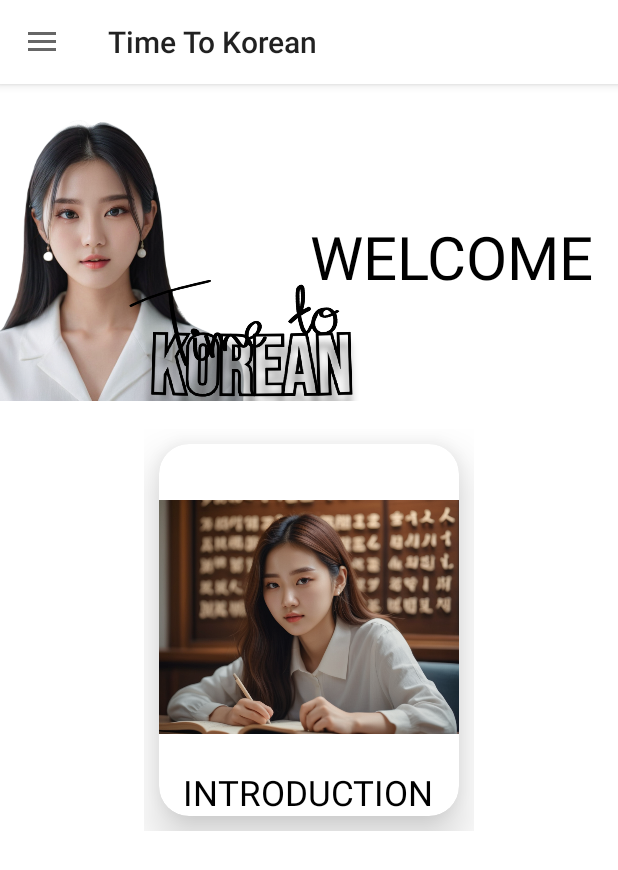
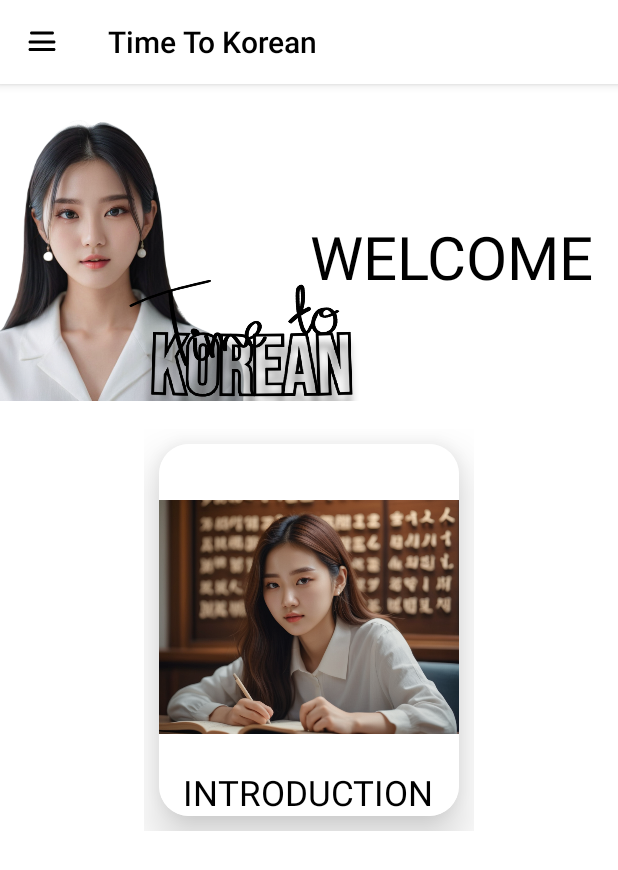
Before and after one commit to sankalpalokuliyanage/learnK, an Android app: the screen it shows after launch once a user with an empty profile is signed in (MainActivity), on a phone screen of 412 x 824 dp. Shown: the top 870 px of the screen. Run offline under Robolectric (Android 15) with nearby library versions, the phone set to English and light mode, and no system bars; our stand-ins replace Firebase (no records; nobody signed in at launch, a user with empty details on screens opened directly).

Commit message:
fix some design errors

```diff
--- a/app/src/main/java/com/example/learnkorean/Activities/MainActivity.java
+++ b/app/src/main/java/com/example/learnkorean/Activities/MainActivity.java
@@ -25,7 +25,7 @@ public class MainActivity extends AppCompatActivity implements NavigationView.On
 
     private DrawerLayout drawerLayout;
 
-    Button logout;
+
     FirebaseAuth firebaseAuth;
 
     @Override
@@ -42,7 +42,23 @@ public class MainActivity extends AppCompatActivity implements NavigationView.On
 
         ActionBarDrawerToggle toggle = new ActionBarDrawerToggle(this, drawerLayout, toolbar, R.string.open_nav, R.string.close_nav);
         drawerLayout.addDrawerListener(toggle);
+        toggle.setDrawerIndicatorEnabled(false);
+        toggle.setHomeAsUpIndicator(R.drawable.custom_hamburger_icon);
+
         toggle.syncState();
+
+        // Set click listener for the custom toggle icon
+        toolbar.setNavigationOnClickListener(new View.OnClickListener() {
+            @Override
+            public void onClick(View v) {
+                // Handle the click event, e.g., toggle the drawer
+                if (drawerLayout.isDrawerOpen(GravityCompat.START)) {
+                    drawerLayout.closeDrawer(GravityCompat.START);
+                } else {
+                    drawerLayout.openDrawer(GravityCompat.START);
+                }
+            }
+        });
 
         if (savedInstanceState == null) {
             getSupportFragmentManager().beginTransaction().replace(R.id.fragment_container, new HomeFragment()).commit();
--- /dev/null
+++ b/app/src/main/res/drawable/custom_hamburger_icon.xml
@@ -0,0 +1,12 @@
+<?xml version="1.0" encoding="utf-8"?>
+<vector xmlns:android="http://schemas.android.com/apk/res/android"
+    android:width="24dp"
+    android:height="24dp"
+    android:viewportWidth="24.0"
+    android:viewportHeight="24.0">
+
+    <path
+        android:fillColor="#000000"
+        android:pathData="M4,18h16c0.55,0 1,-0.45 1,-1s-0.45,-1 -1,-1H4c-0.55,0 -1,0.45 -1,1s0.45,1 1,1zM4,13h16c0.55,0 1,-0.45 1,-1s-0.45,-1 -1,-1H4c-0.55,0 -1,0.45 -1,1s0.45,1 1,1zM4,6c0,-0.55 0.45,-1 1,-1h14c0.55,0 1,0.45 1,1s-0.45,1 -1,1H5c-0.55,0 -1,-0.45 -1,-1z"/>
+
+</vector>
--- a/app/src/main/res/layout/activity_main.xml
+++ b/app/src/main/res/layout/activity_main.xml
@@ -21,6 +21,7 @@
             android:id="@+id/toolbar"
             android:elevation="4dp"
             android:background="@color/white"
+            app:titleTextColor="@color/black"
             android:theme="@style/Theme.AppCompat.DayNight.DarkActionBar"
             android:popupTheme="@style/ThemeOverlay.AppCompat.Light"/>
 
@@ -38,6 +39,7 @@
         android:layout_gravity="start"
         app:headerLayout="@layout/nav_header"
         app:menu="@menu/nav_menu"
+        android:background="@color/white"
         app:itemIconTint="@color/black"
         app:itemTextColor="@color/black"/>
 
--- a/app/src/main/res/layout/fragment_home.xml
+++ b/app/src/main/res/layout/fragment_home.xml
@@ -51,6 +51,7 @@
                 android:layout_width="wrap_content"
                 android:layout_height="wrap_content"
                 android:id="@+id/introduction"
+                android:background="@color/white"
                 android:layout_margin="10dp"
                 android:layout_weight="1"
                 app:cardElevation="20dp"
@@ -58,7 +59,8 @@
 
                 <RelativeLayout
                     android:layout_width="wrap_content"
-                    android:layout_height="wrap_content">
+                    android:layout_height="wrap_content"
+                    android:background="@color/white">
 
 
                     <ImageView
--- a/app/src/main/res/layout/nav_header.xml
+++ b/app/src/main/res/layout/nav_header.xml
@@ -4,7 +4,8 @@
     android:layout_width="match_parent"
     android:layout_height="wrap_content"
     android:gravity="bottom"
-    android:theme="@style/ThemeOverlay.AppCompat.Dark"
+    android:background="@color/white"
+    android:theme="@style/ThemeOverlay.AppCompat.Light"
     >
 
     <ImageView
--- a/app/src/main/res/menu/nav_menu.xml
+++ b/app/src/main/res/menu/nav_menu.xml
@@ -19,7 +19,7 @@
         <item
             android:id="@+id/nav_about"
             android:icon="@drawable/ic_about"
-            android:title="Home"/>
+            android:title="About"/>
 
     </group>
 
```
